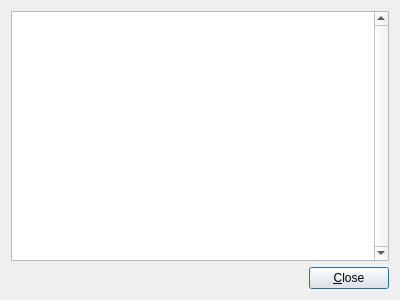
The window that source/consolewindow.ui (martin-kudlicka/crypto-miner) describes before a commit, drawn with Qt 5.
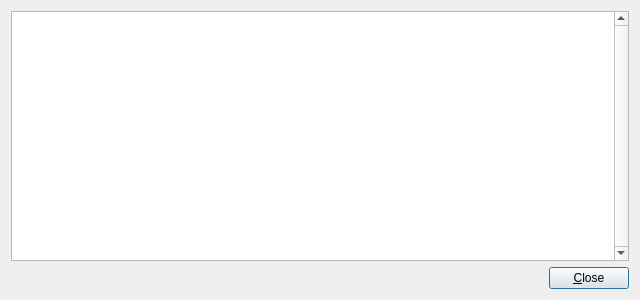
The same window after the commit.

```diff
--- a/source/consolewindow.ui
+++ b/source/consolewindow.ui
@@ -6,7 +6,7 @@
    <rect>
     <x>0</x>
     <y>0</y>
-    <width>400</width>
+    <width>640</width>
     <height>300</height>
    </rect>
   </property>
```
